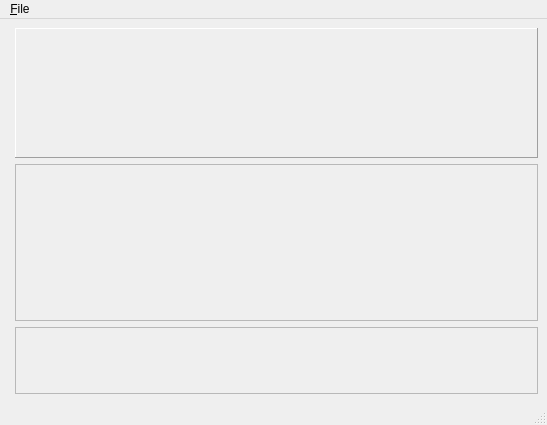
Above: kitstarter/gui/main_window.ui from Zen-Master-SoSo/kitstarter before the change. Below: the same form after it.
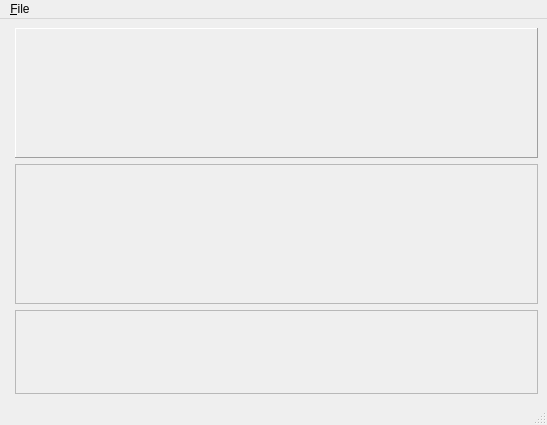
That is the form after the change.

```diff
--- a/kitstarter/gui/main_window.ui
+++ b/kitstarter/gui/main_window.ui
@@ -26,7 +26,7 @@
      </widget>
     </item>
     <item>
-     <layout class="QVBoxLayout" name="verticalLayout" stretch="0,1">
+     <layout class="QVBoxLayout" name="right_layout" stretch="0,5,3">
       <item>
        <widget class="QStackedWidget" name="stk_samples_widgets">
         <property name="minimumSize">
@@ -48,8 +48,6 @@
        </widget>
       </item>
       <item>
-       <layout class="QVBoxLayout" name="bottom_right_layout" stretch="7,3">
-        <item>
          <widget class="QFrame" name="frm_file_expl_placeholder">
           <property name="frameShape">
            <enum>QFrame::StyledPanel</enum>
@@ -68,8 +66,6 @@
            <enum>QFrame::Raised</enum>
           </property>
          </widget>
-        </item>
-       </layout>
       </item>
      </layout>
     </item>
```
Left out of the diff: 2 changed lines with no effect on the pictures. Lines whose indentation alone changed are shown as unchanged.
